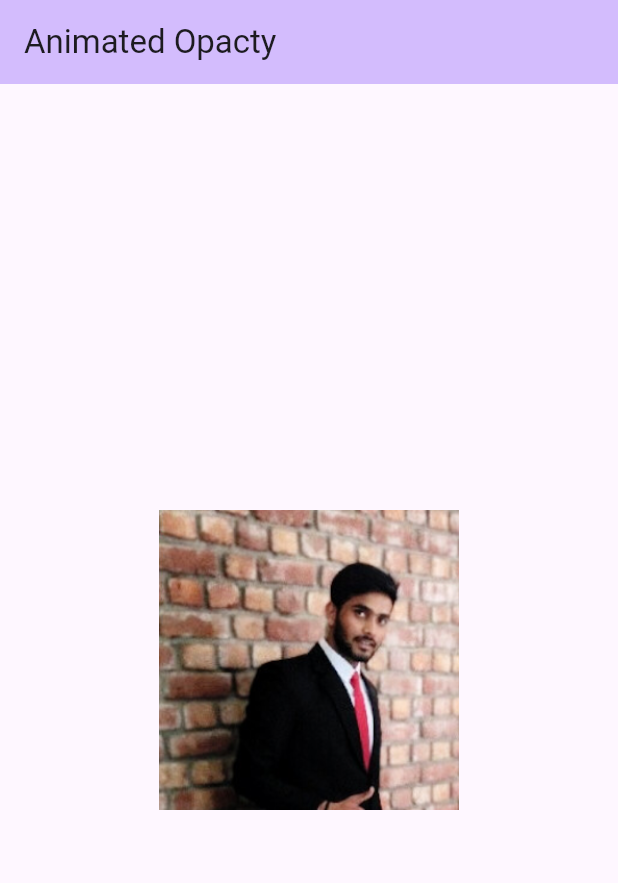
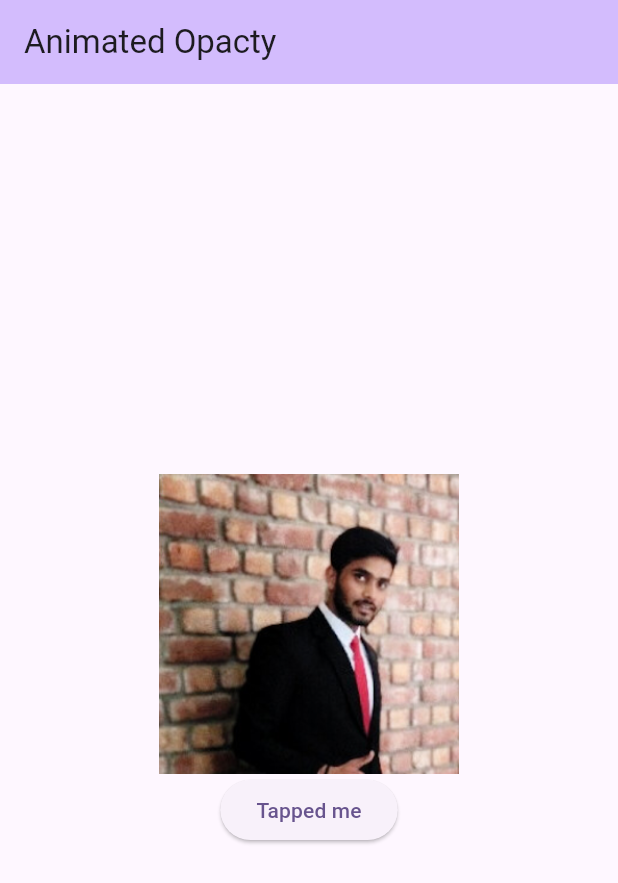
Before and after one commit to jainsourab99/animated_widget, a Flutter app: the screen it shows after launch, on a phone screen of 412 x 824 dp. Shown: the top 883 px of the screen. Run offline on Flutter 3.47's test engine with Material 3 defaults, Android fonts, the phone set to English and light mode, and no system bars.

Commit message:
Cross Fade with button

```diff
--- a/lib/main.dart
+++ b/lib/main.dart
@@ -94,7 +94,11 @@
         title: Text("Animated Opacty"),
       ),
       body: Center(
-        child: AnimatedCrossFade(
+        child: Column(
+          mainAxisAlignment: MainAxisAlignment.center,
+          children: [
+            AnimatedCrossFade(
+              sizeCurve: Curves.bounceIn,
               firstChild: Container(
                 width: 200,
                 height: 200,
@@ -105,9 +109,23 @@
                 height: 200,
                 width: 200,
               ),
-            crossFadeState:
-                isFirst ? CrossFadeState.showFirst : CrossFadeState.showSecond,
-            duration: const Duration(seconds: 2)),
+              crossFadeState: isFirst
+                  ? CrossFadeState.showFirst
+                  : CrossFadeState.showSecond,
+              duration: const Duration(seconds: 2),
+              firstCurve: Curves.decelerate,
+              secondCurve: Curves.easeInCirc,
+            ),
+            ElevatedButton(
+              onPressed: () {
+                setState(() {
+                  isFirst = !isFirst;
+                });
+              },
+              child: Text("Tapped me"),
+            ),
+          ],
+        ),
       ),
     );
   }
```
Lines whose indentation alone changed are shown as unchanged.
